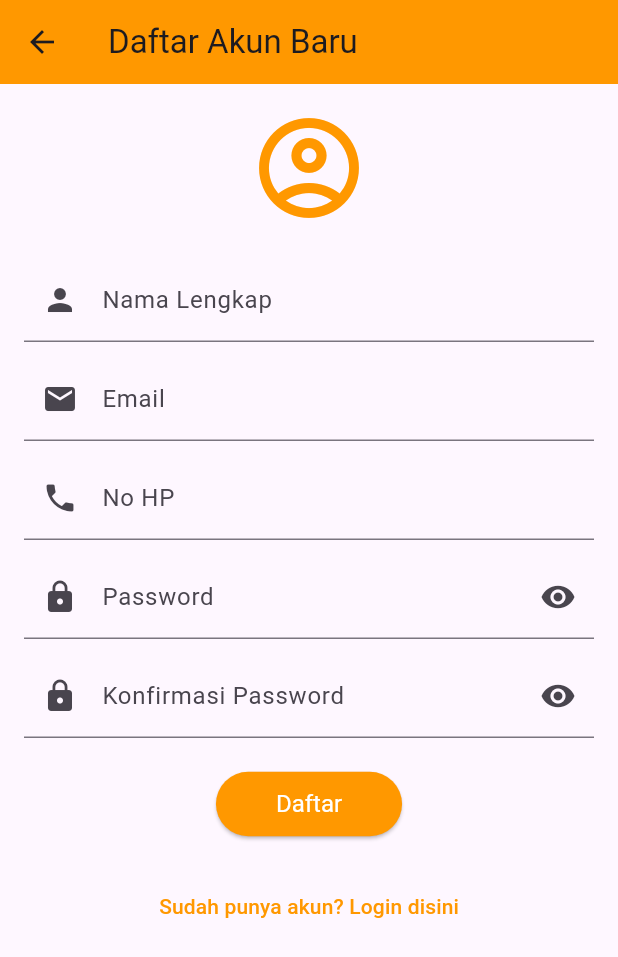
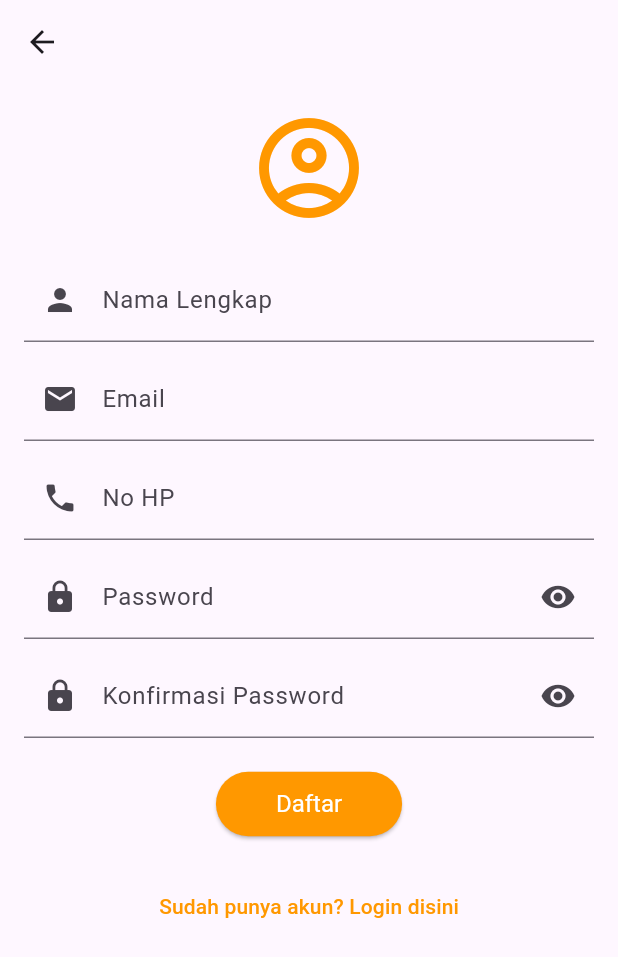
Before and after one commit to azzamaflah/20220140110_UCP1Flutter, a Flutter app: the RegisterPage screen opened directly, on a phone screen of 412 x 824 dp. Shown: the top 957 px of the screen. Run offline on Flutter 3.47's test engine with Material 3 defaults, Android fonts, the phone set to English and light mode, and no system bars.

Commit message:
menghapus topp app bar yang salah buat

```diff
--- a/lib/RegisterPage.dart
+++ b/lib/RegisterPage.dart
@@ -51,8 +51,6 @@ class _RegisterPageState extends State<RegisterPage> {
   Widget build(BuildContext context) {
     return Scaffold(
       appBar: AppBar(
-        title: const Text('Daftar Akun Baru'),
-        backgroundColor: Colors.orange,
       ),
       body: SingleChildScrollView(
         padding: const EdgeInsets.all(16.0),
```
